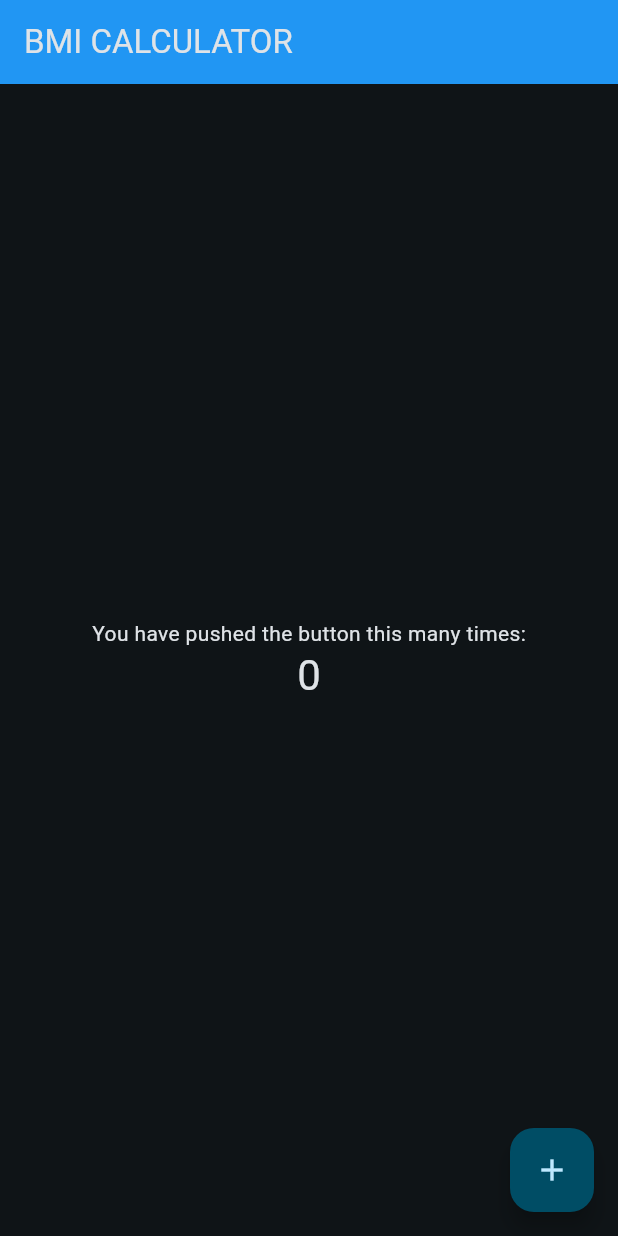
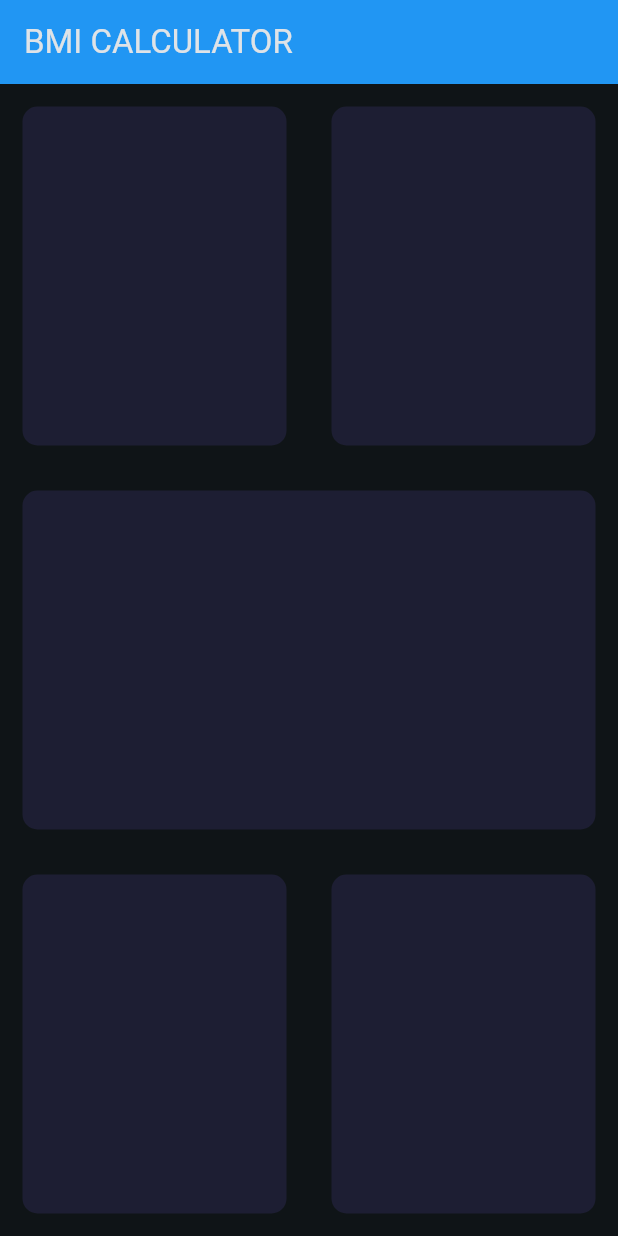
Before and after one commit to erjiale/flutter-practice, a Flutter app: the screen it shows after launch, on a phone screen of 412 x 824 dp. Run offline on Flutter 3.47's test engine with Material 3 defaults, Android fonts, the phone set to English and light mode, and no system bars; our stand-ins replace assets_audio_player, rflutter_alert.

Commit message:
set initial skeleton layout

```diff
--- a/lab_bmi_calculator_flutter/lib/home_page.dart
+++ b/lab_bmi_calculator_flutter/lib/home_page.dart
@@ -10,13 +10,6 @@ class HomePage extends StatefulWidget {
 }
 
 class _HomePageState extends State<HomePage> {
-  int _counter = 0;
-
-  void _incrementCounter() {
-    setState(() {
-      _counter++;
-    });
-  }
 
   @override
   Widget build(BuildContext context) {
@@ -25,24 +18,71 @@ class _HomePageState extends State<HomePage> {
         backgroundColor: Colors.blue,
         title: Text(widget.title),
       ),
-      body: Center(
-        child: Column(
-          mainAxisAlignment: MainAxisAlignment.center,
-          children: <Widget>[
-            const Text(
-              'You have pushed the button this many times:',
+      // body: const Column(
+      //   children: [
+
+      //   ],
+      // )
+      body: Column(
+        children: [
+          Expanded(
+            child: Row(
+              children: [
+                Expanded(
+                  child: Container(
+                    margin: const EdgeInsets.all(15),
+                    decoration: BoxDecoration(
+                      color: const Color(0xFF1D1E33),
+                      borderRadius: BorderRadius.circular(10)
+                    ),
+                  ),
+                ),
+                Expanded(
+                  child: Container(
+                    margin: const EdgeInsets.all(15),
+                    decoration: BoxDecoration(
+                      color: const Color(0xFF1D1E33),
+                      borderRadius: BorderRadius.circular(10)
+                    ),
+                  ),
+                ),
+              ],
             ),
-            Text(
-              '$_counter',
-              style: Theme.of(context).textTheme.headlineMedium,
+          ),
+          Expanded(
+            child: Container(
+              margin: const EdgeInsets.all(15),
+              decoration: BoxDecoration(
+                color: const Color(0xFF1D1E33),
+                borderRadius: BorderRadius.circular(10)
+              ),
             ),
-          ],
-        ),
-      ),
-      floatingActionButton: FloatingActionButton(
-        onPressed: _incrementCounter,
-        tooltip: 'Increment',
-        child: const Icon(Icons.add),
+          ),
+          Expanded(
+            child: Row(
+              children: [
+                Expanded(
+                  child: Container(
+                    margin: const EdgeInsets.all(15),
+                    decoration: BoxDecoration(
+                      color: const Color(0xFF1D1E33),
+                      borderRadius: BorderRadius.circular(10)
+                    ),
+                  ),
+                ),
+                Expanded(
+                  child: Container(
+                    margin: const EdgeInsets.all(15),
+                    decoration: BoxDecoration(
+                      color: const Color(0xFF1D1E33),
+                      borderRadius: BorderRadius.circular(10)
+                    ),
+                  ),
+                ),
+              ],
+            ),
+          ),
+        ],
       ),
     );
   }
```
